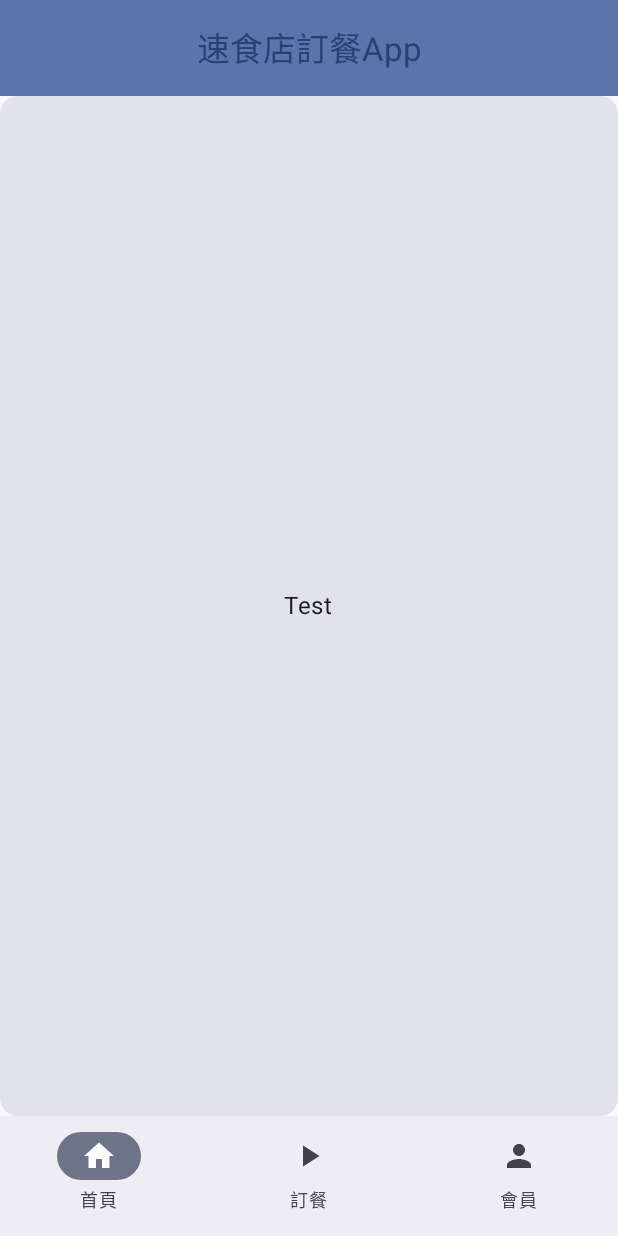
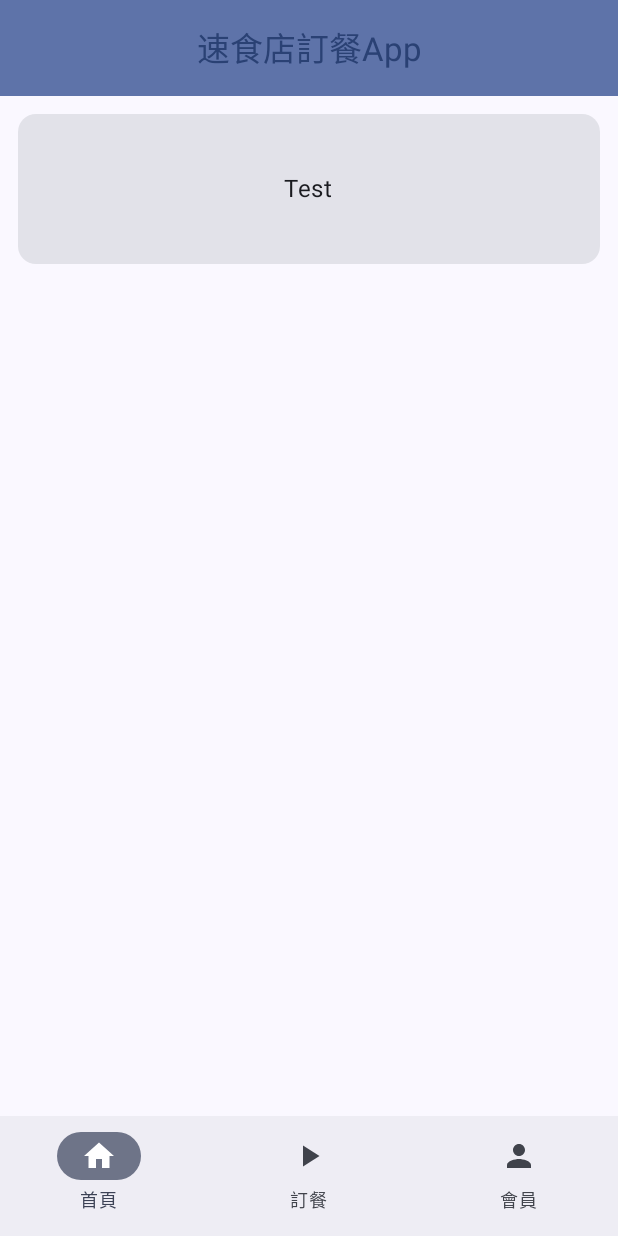
Before and after one commit to r0930514/FastFoodOrderApp, an Android app built with Jetpack Compose: the screen it shows after launch (MainActivity), on a phone screen of 412 x 824 dp. Run offline under Robolectric (Android 15) with nearby library versions, the phone set to English and light mode, and no system bars.

Commit message:
程式結構化、NavBar資料重構

```diff
--- a/app/src/main/java/com/r0930514/fastfoodorderapp/MainActivity.kt
+++ b/app/src/main/java/com/r0930514/fastfoodorderapp/MainActivity.kt
@@ -1,35 +1,26 @@
-package com.r0930514.fastfoodorderapp
+    package com.r0930514.fastfoodorderapp
 
 import android.os.Bundle
 import androidx.activity.ComponentActivity
 import androidx.activity.compose.setContent
 import androidx.activity.enableEdgeToEdge
 import androidx.compose.foundation.layout.Box
+import androidx.compose.foundation.layout.Column
 import androidx.compose.foundation.layout.fillMaxSize
+import androidx.compose.foundation.layout.fillMaxWidth
+import androidx.compose.foundation.layout.height
 import androidx.compose.foundation.layout.padding
-import androidx.compose.material.icons.Icons
-import androidx.compose.material.icons.filled.Home
-import androidx.compose.material.icons.filled.Person
-import androidx.compose.material.icons.filled.PlayArrow
 import androidx.compose.material3.Card
-import androidx.compose.material3.CenterAlignedTopAppBar
 import androidx.compose.material3.ExperimentalMaterial3Api
-import androidx.compose.material3.Icon
-import androidx.compose.material3.MaterialTheme
-import androidx.compose.material3.NavigationBar
-import androidx.compose.material3.NavigationBarItem
 import androidx.compose.material3.Scaffold
 import androidx.compose.material3.Text
-import androidx.compose.material3.TopAppBarDefaults
 import androidx.compose.runtime.Composable
-import androidx.compose.runtime.getValue
-import androidx.compose.runtime.mutableIntStateOf
-import androidx.compose.runtime.remember
-import androidx.compose.runtime.setValue
 import androidx.compose.ui.Alignment
 import androidx.compose.ui.Modifier
-import androidx.compose.ui.graphics.vector.ImageVector
 import androidx.compose.ui.tooling.preview.Preview
+import androidx.compose.ui.unit.dp
+import com.r0930514.fastfoodorderapp.components.CAppBar
+import com.r0930514.fastfoodorderapp.components.CNavBar
 import com.r0930514.fastfoodorderapp.ui.theme.FastFoodOrderAppTheme
 
 
@@ -50,8 +41,13 @@ class MainActivity : ComponentActivity() {
 @Composable
 fun Greeting(name: String, modifier: Modifier = Modifier) {
     Card(
-            modifier = modifier,
-            onClick = {}
+            modifier = modifier.then(
+                Modifier
+                    .fillMaxWidth()
+                    .height(100.dp)
+            ),
+            onClick = {},
+
     ){
         Box(Modifier.fillMaxSize()) {
             Text("Test", Modifier.align(Alignment.Center))
@@ -60,51 +56,19 @@ fun Greeting(name: String, modifier: Modifier = Modifier) {
 
 }
 
-@Composable
-fun GreetingPreview() {
-    FastFoodOrderAppTheme {
-        Greeting("Android")
-    }
-}
 
+@OptIn(ExperimentalMaterial3Api::class)
 @Preview
-@OptIn(ExperimentalMaterial3Api::class)
 @Composable
 fun SmallTopAppBarExample() {
     Scaffold(
-        topBar = {
-            CenterAlignedTopAppBar(
-                title = { Text(text = "速食店訂餐App") },
-                colors = TopAppBarDefaults.topAppBarColors(
-                    containerColor = MaterialTheme.colorScheme.primaryContainer,
-                    titleContentColor = MaterialTheme.colorScheme.primary,
-                )
-            )
-        },
-        bottomBar = { NavigationBarSample() }
+        topBar = { CAppBar() },
+        bottomBar = { CNavBar() }
     ) { innerPadding ->
-        Greeting("TEST",
-            modifier = Modifier.padding(innerPadding))
+        Column (modifier = Modifier.padding(innerPadding)){
+            Greeting("dd",
+                modifier = Modifier.padding(12.dp))
+        }
+
     }
 }
-
-
-
-
-@Composable
-fun NavigationBarSample() {
-    var selectedItem by remember { mutableIntStateOf(0) }
-    val items = listOf("首頁", "訂餐", "會員")
-    val icons = listOf<ImageVector>(Icons.Filled.Home, Icons.Filled.PlayArrow, Icons.Filled.Person)
-
-    NavigationBar {
-        items.forEachIndexed { index, item ->
-            NavigationBarItem(
-                icon = { Icon(icons[index], contentDescription = item) },
-                label = { Text(item) },
-                selected = selectedItem == index,
-                onClick = { selectedItem = index }
-            )
-        }
-    }
-}
--- /dev/null
+++ b/app/src/main/java/com/r0930514/fastfoodorderapp/components/CAppBar.kt
@@ -0,0 +1,27 @@
+package com.r0930514.fastfoodorderapp.components
+
+import androidx.compose.material3.CenterAlignedTopAppBar
+import androidx.compose.material3.ExperimentalMaterial3Api
+import androidx.compose.material3.MaterialTheme
+import androidx.compose.material3.Text
+import androidx.compose.material3.TopAppBarDefaults
+import androidx.compose.runtime.Composable
+import androidx.compose.ui.tooling.preview.Preview
+
+@OptIn(ExperimentalMaterial3Api::class)
+@Composable
+fun CAppBar() {
+        CenterAlignedTopAppBar(
+            title = { Text(text = "速食店訂餐App") },
+            colors = TopAppBarDefaults.topAppBarColors(
+                containerColor = MaterialTheme.colorScheme.primaryContainer,
+                titleContentColor = MaterialTheme.colorScheme.primary,
+            )
+        )
+}
+
+@Preview
+@Composable
+fun CAppBarPreview(){
+    CAppBar();
+}
--- /dev/null
+++ b/app/src/main/java/com/r0930514/fastfoodorderapp/components/CNavBar.kt
@@ -0,0 +1,47 @@
+package com.r0930514.fastfoodorderapp.components
+
+import androidx.compose.material.icons.Icons
+import androidx.compose.material.icons.filled.Home
+import androidx.compose.material.icons.filled.Person
+import androidx.compose.material.icons.filled.PlayArrow
+import androidx.compose.material3.Icon
+import androidx.compose.material3.NavigationBar
+import androidx.compose.material3.NavigationBarItem
+import androidx.compose.material3.Text
+import androidx.compose.runtime.Composable
+import androidx.compose.runtime.getValue
+import androidx.compose.runtime.mutableIntStateOf
+import androidx.compose.runtime.remember
+import androidx.compose.runtime.setValue
+import androidx.compose.ui.graphics.vector.ImageVector
+import androidx.compose.ui.tooling.preview.Preview
+
+//抽象類別 類似enum
+sealed class CNavBarItem(val route:String, val icon:ImageVector, val label:String){
+    object Home:CNavBarItem("Home", Icons.Filled.Home, "首頁")
+    object Order:CNavBarItem("Order", Icons.Filled.PlayArrow, "訂餐")
+    object Member:CNavBarItem("Member", Icons.Filled.Person, "會員")
+}
+
+@Composable
+fun CNavBar() {
+    var selectedItem by remember { mutableIntStateOf(0) }
+    val items = listOf(CNavBarItem.Home, CNavBarItem.Order, CNavBarItem.Member)
+    NavigationBar {
+        items.forEachIndexed { index, item ->
+            NavigationBarItem(
+                icon = { Icon(imageVector = item.icon, contentDescription = item.label) },
+                label = { Text(item.label) },
+                selected = selectedItem == index,
+                onClick = { selectedItem = index }
+            )
+        }
+
+    }
+}
+
+@Preview
+@Composable
+fun CNavbarPreview(){
+    CNavBar()
+}
```
